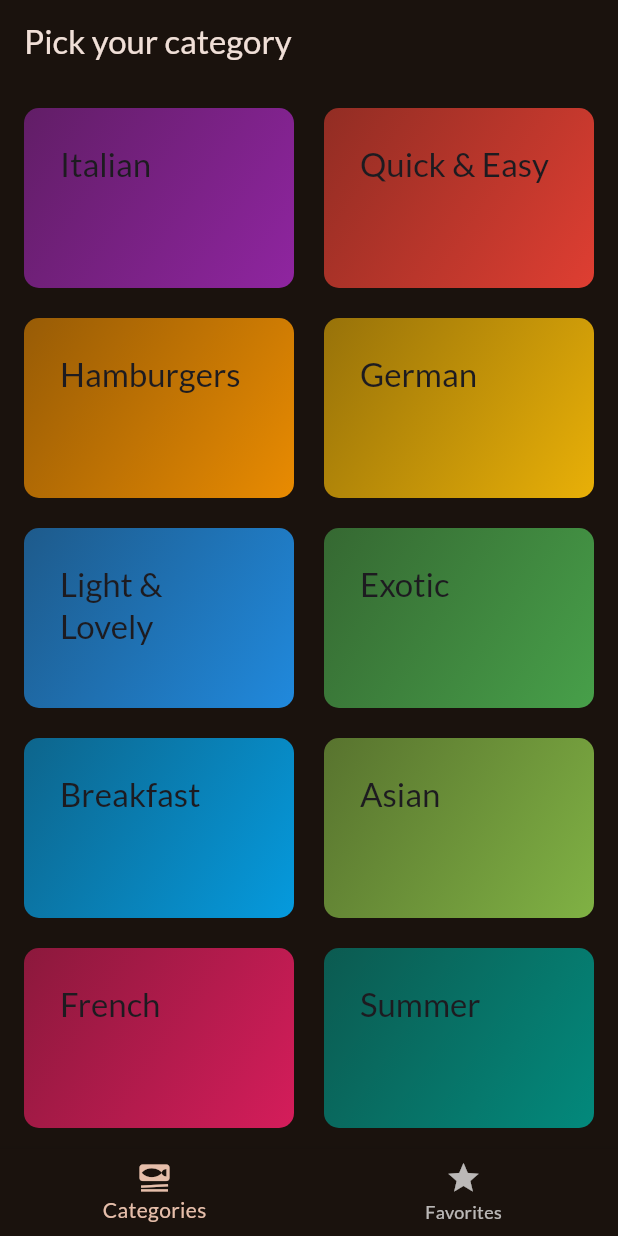
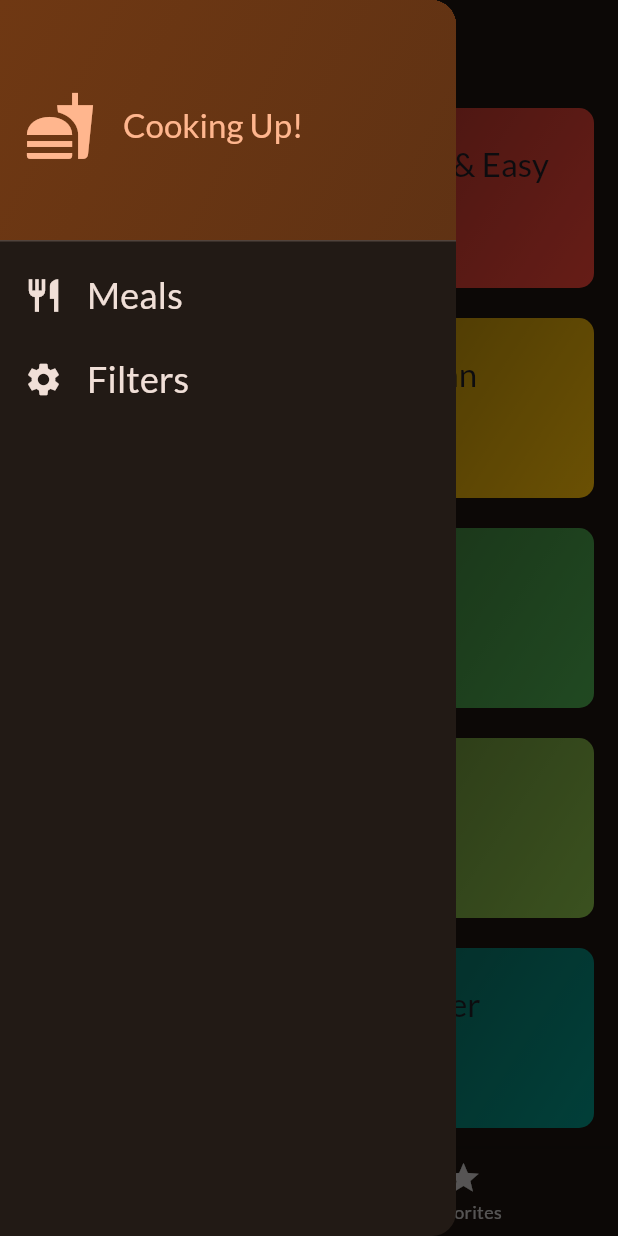
Before and after one commit to MaheshB77/second_app, a Flutter app: the screen it shows after launch, with the side drawer open (before the commit the screen has no drawer), on a phone screen of 412 x 824 dp. Run offline on Flutter 3.47's test engine with Material 3 defaults, Android fonts, the phone set to English and light mode, and no system bars; our stand-ins replace google_fonts, transparent_image.

Commit message:
Added side drawer

```diff
--- a/lib/meals_app/screens/tabs_screen.dart
+++ b/lib/meals_app/screens/tabs_screen.dart
@@ -2,6 +2,7 @@ import 'package:flutter/material.dart';
 import 'package:second_app/meals_app/models/meal.dart';
 import 'package:second_app/meals_app/screens/category_screen.dart';
 import 'package:second_app/meals_app/screens/meals_screen.dart';
+import 'package:second_app/meals_app/widgets/main_drawer.dart';
 
 class TabsScreen extends StatefulWidget {
   const TabsScreen({super.key});
@@ -76,6 +77,7 @@ class _TabsScreenState extends State<TabsScreen> {
       appBar: AppBar(
         title: Text(_title),
       ),
+      drawer: const MainDrawer(),
       body: _selectedScreen,
       bottomNavigationBar: BottomNavigationBar(
         onTap: _selectTab,
--- /dev/null
+++ b/lib/meals_app/widgets/main_drawer.dart
@@ -0,0 +1,75 @@
+import 'package:flutter/material.dart';
+
+class MainDrawer extends StatelessWidget {
+  const MainDrawer({super.key});
+
+  @override
+  Widget build(BuildContext context) {
+    final colorScheme = Theme.of(context).colorScheme;
+    return Drawer(
+      child: Column(
+        children: [
+          DrawerHeader(
+            decoration: BoxDecoration(
+              gradient: LinearGradient(
+                colors: [
+                  colorScheme.primaryContainer,
+                  colorScheme.primaryContainer.withOpacity(0.8)
+                ],
+                begin: Alignment.topLeft,
+                end: Alignment.bottomRight,
+              ),
+            ),
+            child: Row(
+              children: [
+                Icon(
+                  Icons.fastfood,
+                  size: 48,
+                  color: colorScheme.primary,
+                ),
+                const SizedBox(width: 18),
+                Text(
+                  'Cooking Up!',
+                  style: Theme.of(context)
+                      .textTheme
+                      .titleLarge!
+                      .copyWith(color: colorScheme.primary),
+                ),
+              ],
+            ),
+          ),
+          ListTile(
+            leading: Icon(
+              Icons.restaurant,
+              size: 26,
+              color: colorScheme.onBackground,
+            ),
+            title: Text(
+              'Meals',
+              style: Theme.of(context).textTheme.titleSmall!.copyWith(
+                    color: colorScheme.onBackground,
+                    fontSize: 24,
+                  ),
+            ),
+            onTap: () {},
+          ),
+          ListTile(
+            leading: Icon(
+              Icons.settings,
+              size: 26,
+              color: colorScheme.onBackground,
+            ),
+            title: Text(
+              'Filters',
+              style: Theme.of(context).textTheme.titleSmall!.copyWith(
+                    color: colorScheme.onBackground,
+                    fontSize: 24,
+                  ),
+            ),
+            onTap: () {},
+          ),
+        ],
+      ),
+    );
+  }
+}
```
